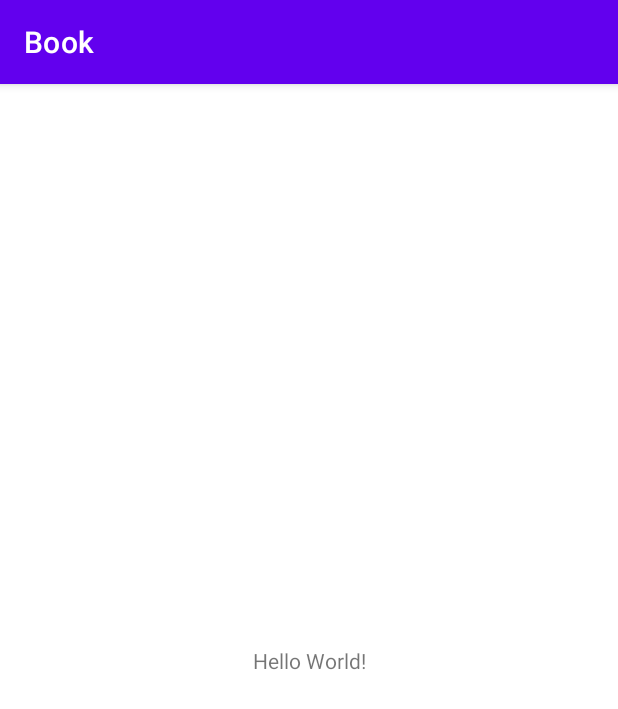
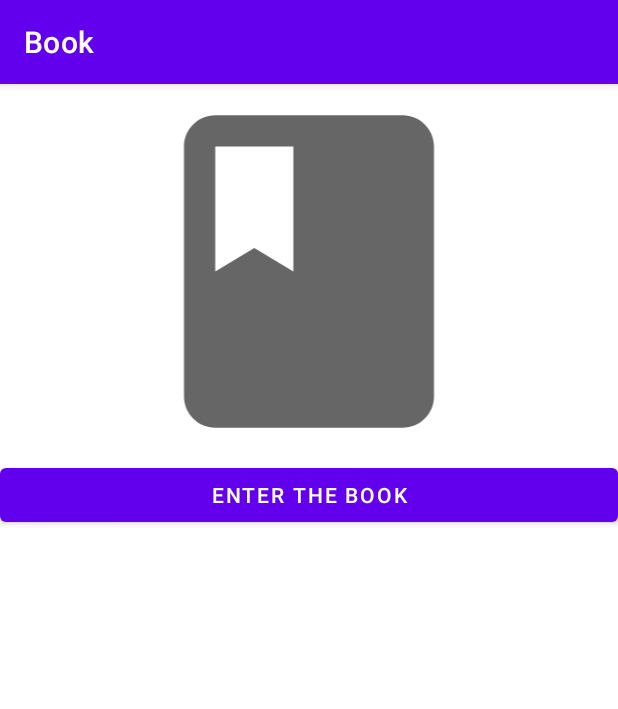
Before and after one commit to adrijanasavic/Book, an Android app: the screen it shows after launch (MainActivity), on a phone screen of 412 x 824 dp. Shown: the top 709 px of the screen. Run offline under Robolectric (Android 15) with nearby library versions, the phone set to English and light mode, and no system bars; libraries missing offline, so code that uses them is left out: com.j256.ormlite.

Commit message:
Adapter and MainActivity

```diff
--- /dev/null
+++ b/app/src/main/res/drawable/book.xml
@@ -0,0 +1,10 @@
+<vector xmlns:android="http://schemas.android.com/apk/res/android"
+    android:width="24dp"
+    android:height="24dp"
+    android:viewportWidth="24"
+    android:viewportHeight="24"
+    android:tint="?attr/colorControlNormal">
+  <path
+      android:fillColor="@android:color/white"
+      android:pathData="M18,2H6c-1.1,0 -2,0.9 -2,2v16c0,1.1 0.9,2 2,2h12c1.1,0 2,-0.9 2,-2V4c0,-1.1 -0.9,-2 -2,-2zM6,4h5v8l-2.5,-1.5L6,12V4z"/>
+</vector>
--- a/app/src/main/res/layout/activity_main.xml
+++ b/app/src/main/res/layout/activity_main.xml
@@ -1,18 +1,35 @@
 <?xml version="1.0" encoding="utf-8"?>
-<androidx.constraintlayout.widget.ConstraintLayout xmlns:android="http://schemas.android.com/apk/res/android"
-    xmlns:app="http://schemas.android.com/apk/res-auto"
+<LinearLayout xmlns:android="http://schemas.android.com/apk/res/android"
     xmlns:tools="http://schemas.android.com/tools"
     android:layout_width="match_parent"
     android:layout_height="match_parent"
+    android:orientation="vertical"
     tools:context=".activities.MainActivity">
 
-    <TextView
-        android:layout_width="wrap_content"
-        android:layout_height="wrap_content"
-        android:text="Hello World!"
-        app:layout_constraintBottom_toBottomOf="parent"
-        app:layout_constraintLeft_toLeftOf="parent"
-        app:layout_constraintRight_toRightOf="parent"
-        app:layout_constraintTop_toTopOf="parent" />
+    <LinearLayout
+        android:layout_width="match_parent"
+        android:layout_height="0dp"
+        android:layout_weight="1"
+        android:gravity="bottom"
+        android:orientation="vertical">
 
-</androidx.constraintlayout.widget.ConstraintLayout>
+        <ImageView
+            android:layout_width="match_parent"
+            android:layout_height="250dp"
+            android:src="@drawable/book" />
+
+
+        <Button
+            android:id="@+id/btn_dodajte"
+            android:layout_width="match_parent"
+            android:layout_height="wrap_content"
+            android:text="Enter the book" />
+
+
+        <androidx.recyclerview.widget.RecyclerView
+            android:id="@+id/rvList"
+            android:layout_width="match_parent"
+            android:layout_height="match_parent" />
+    </LinearLayout>
+
+</LinearLayout>
```
Also changed, not shown: app/src/main/java/com/example/book/activities/MainActivity.java (+134 -1 lines), app/src/main/java/com/example/book/adapter/MyAdapter.java (added, +94 -0 lines), app/src/main/res/layout/add_layout.xml (added, +69 -0 lines), app/src/main/res/layout/single_item.xml (added, +34 -0 lines).
